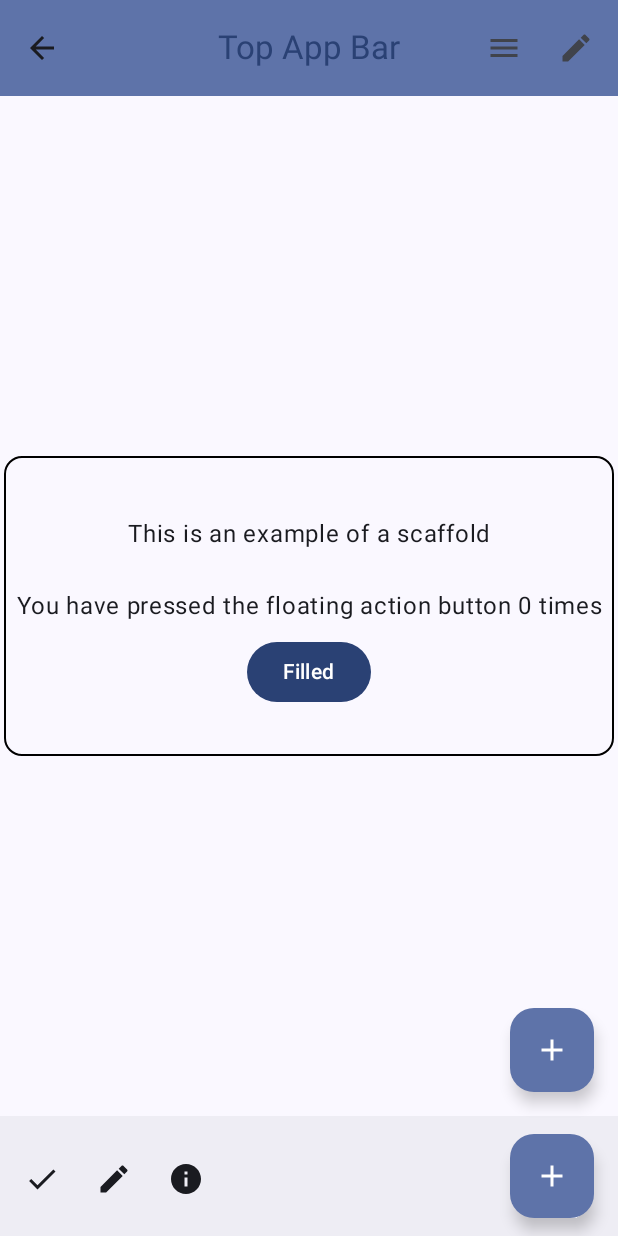
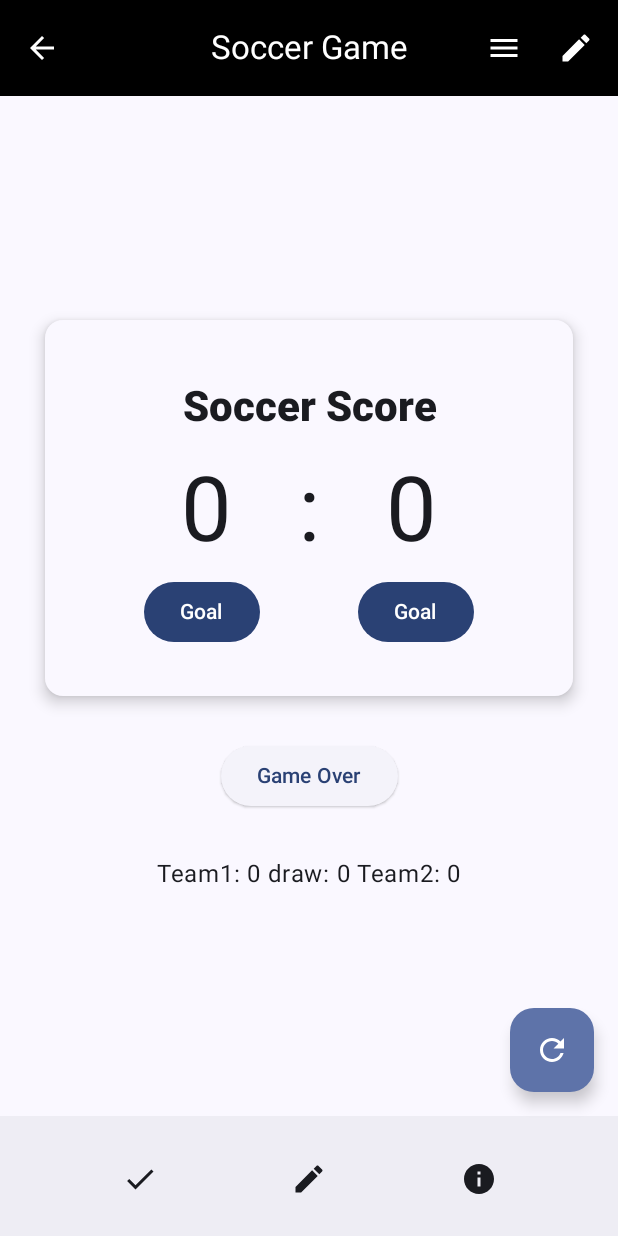
Before and after one commit to ji-circle/mobile6, an Android app built with Jetpack Compose: the screen it shows after launch (MainActivity), on a phone screen of 412 x 824 dp. Run offline under Robolectric (Android 15) with nearby library versions, the phone set to English and light mode, and no system bars.

Commit message:
task2 + 질문 3개 완료

```diff
--- a/app/src/main/java/com/example/secondapp6/MainActivity.kt
+++ b/app/src/main/java/com/example/secondapp6/MainActivity.kt
@@ -4,53 +4,47 @@ import android.os.Bundle
 import androidx.activity.ComponentActivity
 import androidx.activity.compose.setContent
 import androidx.activity.enableEdgeToEdge
-import androidx.compose.foundation.BorderStroke
 import androidx.compose.foundation.layout.Arrangement
 import androidx.compose.foundation.layout.Column
-import androidx.compose.foundation.layout.fillMaxHeight
+import androidx.compose.foundation.layout.Row
 import androidx.compose.foundation.layout.fillMaxSize
 import androidx.compose.foundation.layout.fillMaxWidth
 import androidx.compose.foundation.layout.padding
 import androidx.compose.material.icons.Icons
 import androidx.compose.material.icons.automirrored.filled.ArrowBack
-import androidx.compose.material.icons.filled.Add
 import androidx.compose.material.icons.filled.Check
 import androidx.compose.material.icons.filled.Edit
 import androidx.compose.material.icons.filled.Info
 import androidx.compose.material.icons.filled.Menu
+import androidx.compose.material.icons.filled.Refresh
 import androidx.compose.material3.BottomAppBar
 import androidx.compose.material3.Button
-import androidx.compose.material3.Card
 import androidx.compose.material3.CardDefaults
 import androidx.compose.material3.CenterAlignedTopAppBar
 import androidx.compose.material3.ElevatedButton
 import androidx.compose.material3.ElevatedCard
 import androidx.compose.material3.ExperimentalMaterial3Api
-import androidx.compose.material3.FilledTonalButton
 import androidx.compose.material3.FloatingActionButton
 import androidx.compose.material3.Icon
 import androidx.compose.material3.IconButton
 import androidx.compose.material3.MaterialTheme
-import androidx.compose.material3.OutlinedButton
-import androidx.compose.material3.OutlinedCard
 import androidx.compose.material3.Scaffold
 import androidx.compose.material3.Text
-import androidx.compose.material3.TextButton
-import androidx.compose.material3.TopAppBar
 import androidx.compose.material3.TopAppBarDefaults.topAppBarColors
 import androidx.compose.runtime.Composable
 import androidx.compose.runtime.getValue
 import androidx.compose.runtime.mutableIntStateOf
 import androidx.compose.runtime.mutableStateOf
-import androidx.compose.runtime.remember
 import androidx.compose.runtime.saveable.rememberSaveable
 import androidx.compose.runtime.setValue
 import androidx.compose.ui.Alignment
 import androidx.compose.ui.Modifier
 import androidx.compose.ui.graphics.Color
+import androidx.compose.ui.text.font.FontWeight
 import androidx.compose.ui.text.style.TextAlign
 import androidx.compose.ui.tooling.preview.Preview
 import androidx.compose.ui.unit.dp
+import androidx.compose.ui.unit.sp
 import com.example.secondapp6.ui.theme.SecondApp6Theme
 
 class MainActivity : ComponentActivity() {
@@ -70,27 +64,46 @@ class MainActivity : ComponentActivity() {
 @OptIn(ExperimentalMaterial3Api::class)
 @Composable
 fun ScaffoldExample() {
-    var presses by rememberSaveable { mutableIntStateOf(0) }
+    //TODO 질문1) 이렇게 상태를 많이 써도 되나...? (=> OK)
+    var refreshPressed by rememberSaveable { mutableStateOf(false) }
+    var leftScore by rememberSaveable { mutableIntStateOf(0) }
+    var rightScore by rememberSaveable { mutableIntStateOf(0) }
+    var team1 by rememberSaveable { mutableIntStateOf(0) }
+    var team2 by rememberSaveable { mutableIntStateOf(0) }
+    var draw by rememberSaveable { mutableIntStateOf(0) }
+    var gameOver by rememberSaveable { mutableStateOf(false) }
 
     Scaffold(
         topBar = {
             CenterAlignedTopAppBar(
                 colors = topAppBarColors(
-                    containerColor = MaterialTheme.colorScheme.primaryContainer,
-                    titleContentColor = MaterialTheme.colorScheme.primary
+                    containerColor = Color.Black,
+                    titleContentColor = Color.White
                 ),
-                title = { Text("Top App Bar") },
+                title = { Text("Soccer Game") },
                 navigationIcon = {
                     IconButton(onClick = {}) {
-                        Icon(imageVector = Icons.AutoMirrored.Filled.ArrowBack, contentDescription = "Some Description")
+                        Icon(
+                            imageVector = Icons.AutoMirrored.Filled.ArrowBack,
+                            contentDescription = "Some Description",
+                            tint = Color.White
+                        )
                     }
                 },
                 actions = {
                     IconButton(onClick = {}) {
-                        Icon(imageVector = Icons.Filled.Menu, contentDescription = "Menu")
+                        Icon(
+                            imageVector = Icons.Filled.Menu,
+                            contentDescription = "Menu",
+                            tint = Color.White
+                        )
                     }
                     IconButton(onClick = {}) {
-                        Icon(imageVector = Icons.Filled.Edit, contentDescription = "Menu")
+                        Icon(
+                            imageVector = Icons.Filled.Edit,
+                            contentDescription = "Menu",
+                            tint = Color.White
+                        )
                     }
 
                 }
@@ -98,84 +111,109 @@ fun ScaffoldExample() {
         },
         bottomBar = {
             BottomAppBar(actions = {
-                IconButton(onClick = {}) {
-                    Icon(imageVector = Icons.Filled.Check, contentDescription = "Check")
-                }
-                IconButton(onClick = {}) {
-                    Icon(imageVector = Icons.Filled.Edit, contentDescription = "Check")
-                }
-                IconButton(onClick = {}) {
-                    Icon(imageVector = Icons.Filled.Info, contentDescription = "Check")
-                }
-            },
-                floatingActionButton = {
-                    FloatingActionButton(onClick = {presses += 1}) {
-                        Icon(imageVector = Icons.Default.Add, contentDescription = "Add")
+                Row(
+                    horizontalArrangement = Arrangement.SpaceEvenly,
+                    modifier = Modifier.fillMaxWidth()
+                ) {
+                    IconButton(onClick = {}) {
+                        Icon(imageVector = Icons.Filled.Check, contentDescription = "Check")
+                    }
+                    IconButton(onClick = {}) {
+                        Icon(imageVector = Icons.Filled.Edit, contentDescription = "Check")
+                    }
+                    IconButton(onClick = {}) {
+                        Icon(imageVector = Icons.Filled.Info, contentDescription = "Check")
                     }
                 }
+            }
             )
         },
         floatingActionButton = {
-            FloatingActionButton(onClick = { presses += 1 }) {
-                Icon(imageVector = Icons.Default.Add, contentDescription = "Add")
+            FloatingActionButton(onClick = { refreshPressed = !refreshPressed }) {
+                Icon(imageVector = Icons.Default.Refresh, contentDescription = "Refresh")
+                //TODO 질문2) 상태를 여기저기서 써도 되나...? 그럼 그 때 마다 관련 부분들이 다 재구성되는거 맞나?
+                // (여기에서 0으로 초기화하는것처럼 쓰인 부분은 다시 실행되지 않는 거 맞나)
+                // (=> ㅇㅇ 여기서는 ScaffoldExample 자체가 다시 실행된다고 보면 될듯)
+                if (refreshPressed) {
+                    leftScore = 0
+                    rightScore = 0
+                    team1 = 0
+                    team2 = 0
+                    draw = 0
+                    refreshPressed = false
+                }
             }
         }
     ) { innerPadding ->
-        //이 부분을 카드로 바꿔볼것임...
         Column(
-            verticalArrangement = Arrangement.Center,
+            verticalArrangement = Arrangement.SpaceEvenly,
             horizontalAlignment = Alignment.CenterHorizontally,
-            modifier = Modifier.fillMaxSize().padding(innerPadding)
-            //만약 카드 가로 크기를 줄이고 싶다면 아래 코드로 해도 되더라... 나
-//            modifier = Modifier.fillMaxSize().padding(innerPadding).padding(horizontal = 30.dp)
+            modifier = Modifier
+                .fillMaxSize()
+                .padding(innerPadding)
+                .padding(horizontal = 30.dp)
+                .padding(vertical = 120.dp)
+            //TODO 질문3) 위에서 spaceEvenly 하고 vertical padding을 주는 거 말고 다른 방법 없나
+        // (=> Arrangement.Center로 하고, 밑에서 각각에 대해 padding을 줘도 됨)
         ) {
-            //카드 부분... 위에 이미 패딩이 되어있어서...?
-            //  만약 카드의 영역이 치우져있다면 위의 modifier에서 수정... (height, weight 모두 범위 지정 잘 되었는지 확인)
-//            Card {
-            //그냥 card로 해도 되긴 함...
-//            ElevatedCard(
-//                //elecatedcard인 경우 더 띄우려면... (그림자생김)
-//                elevation = CardDefaults.cardElevation(
-//                    defaultElevation = 6.dp
-//                )
-//            ){
-
-            //테두리가 있는 카드가 됨... + elevation 주기도 가능.
-            OutlinedCard(
-//                elevation = CardDefaults.cardElevation(
-//                    defaultElevation = 6.dp
-//                )
+            ElevatedCard(
+                elevation = CardDefaults.cardElevation(
+                    defaultElevation = 6.dp
+                ),
                 colors = CardDefaults.cardColors(
                     containerColor = MaterialTheme.colorScheme.surface
                 ),
-                //아웃라인 = border 수정
-                border = BorderStroke(1.dp, Color.Black)
-            ){
-                //이 안의 것들 (여기선 텍스트 덩어리와 버튼)에 대해 가운데 정렬 하고 싶다면 컬럼을 만들어 하위 내용을 감싸기
-                //  그리고 배치, 배열 관련 코드들 작성해주기
+            ) {
                 Column(
                     verticalArrangement = Arrangement.Center,
                     horizontalAlignment = Alignment.CenterHorizontally,
-                    //카드 내부의 컬럼에 대해 여백을 줘서 카드 크기를 키우기...? modifier로.
-                    modifier = Modifier.padding(vertical = 32.dp)
+                    modifier = Modifier
+                        .fillMaxWidth()
+                        .padding(vertical = 32.dp)
                 ) {
                     Text(
                         modifier = Modifier.padding((8.dp)),
-                        //텍스트에 대해 가운데정렬하려면 여기서
                         textAlign = TextAlign.Center,
-                        text =
-                        """
-                                    This is an example of a scaffold
-
-                                    You have pressed the floating action button $presses times
-                                """.trimIndent()
+                        text = "Soccer Score",
+                        style = MaterialTheme.typography.headlineMedium.copy(
+                            fontWeight = FontWeight.ExtraBold
+                        )
                     )
-
-                    Button(onClick = {}) {
-                        Text("Filled")
+                    Text(
+                        modifier = Modifier.padding((8.dp)),
+                        text = "$leftScore   :   $rightScore",
+                        textAlign = TextAlign.Center,
+                        style = MaterialTheme.typography.headlineLarge.copy(fontSize = 60.sp)
+                    )
+                    Row(
+                        horizontalArrangement = Arrangement.SpaceEvenly,
+                        modifier = Modifier.fillMaxWidth()
+                    ) {
+                        Button(onClick = { leftScore += 1 }) {
+                            Text("Goal")
+                        }
+                        Button(onClick = { rightScore += 1 }) {
+                            Text("Goal")
+                        }
                     }
                 }
             }
+            ElevatedButton(onClick = { gameOver = !gameOver }) {
+                Text("Game Over")
+                if (gameOver) {
+                    if (leftScore > rightScore) {
+                        team1 += 1
+                    } else if (leftScore < rightScore) {
+                        team2 += 1
+                    } else {
+                        draw += 1
+                    }
+                    leftScore = 0
+                    rightScore = 0
+                    gameOver = false
+                }
+            }
+            Text(text = "Team1: $team1 draw: $draw Team2: $team2")
         }
     }
 }
@@ -192,6 +230,6 @@ fun Greeting(name: String, modifier: Modifier = Modifier) {
 @Composable
 fun GreetingPreview() {
     SecondApp6Theme {
-        Greeting("Android")
+        ScaffoldExample()
     }
 }
```
